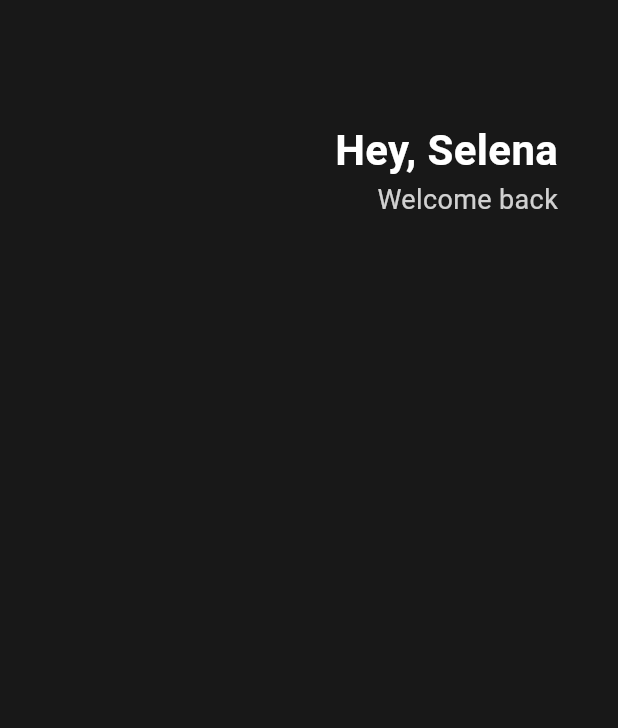
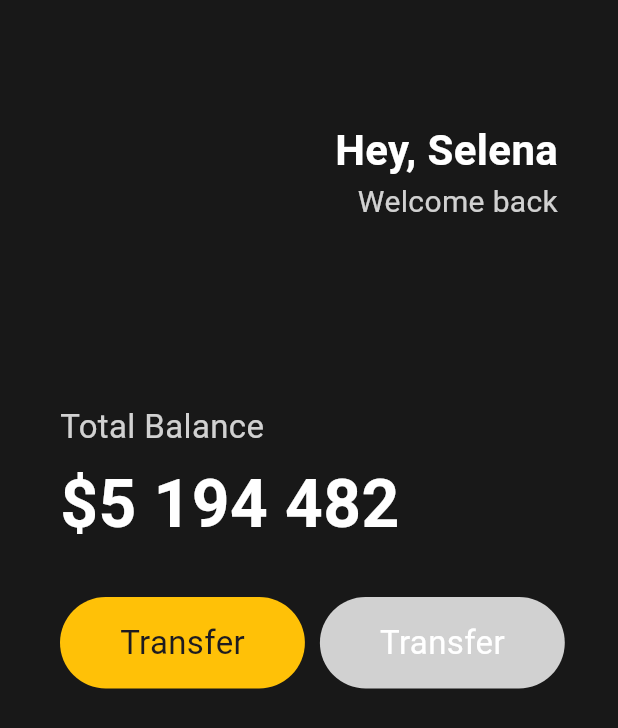
Before and after one commit to ANchangwan/Flutter-toonflix, a Flutter app: the screen it shows after launch, on a phone screen of 412 x 824 dp. Shown: the top 728 px of the screen. Run offline on Flutter 3.47's test engine with Material 3 defaults, Android fonts, the phone set to English and light mode, and no system bars.

Commit message:
Container and decoration box

```diff
--- a/lib/main.dart
+++ b/lib/main.dart
@@ -9,12 +9,13 @@ class App extends StatelessWidget {
   Widget build(BuildContext context) {
     return MaterialApp(
         home: Scaffold(
-      backgroundColor: Color(0xFF181818),
+      backgroundColor: const Color(0xFF181818),
       body: Padding(
-          padding: EdgeInsets.symmetric(horizontal: 40),
+          padding: const EdgeInsets.symmetric(horizontal: 40),
           child: Column(
+            crossAxisAlignment: CrossAxisAlignment.start,
             children: [
-              SizedBox(
+              const SizedBox(
                 height: 80,
               ),
               Row(
@@ -23,7 +24,7 @@ class App extends StatelessWidget {
                   Column(
                     crossAxisAlignment: CrossAxisAlignment.end,
                     children: [
-                      Text(
+                      const Text(
                         "Hey, Selena",
                         style: TextStyle(
                             color: Colors.white,
@@ -33,10 +34,70 @@ class App extends StatelessWidget {
                       Text(
                         "Welcome back",
                         style: TextStyle(
-                            color: Colors.white.withOpacity(0.8), fontSize: 18),
+                          color: Colors.white.withOpacity(0.8),
+                          fontSize: 20,
+                        ),
                       ),
                     ],
                   )
+                ],
+              ),
+              const SizedBox(
+                height: 120,
+              ),
+              Text(
+                "Total Balance",
+                style: TextStyle(
+                  fontSize: 22,
+                  color: Colors.white.withOpacity(0.8),
+                ),
+              ),
+              const SizedBox(
+                height: 5,
+              ),
+              const Text(
+                "\$5 194 482",
+                style: TextStyle(
+                  fontSize: 44,
+                  fontWeight: FontWeight.bold,
+                  color: Colors.white,
+                ),
+              ),
+              const SizedBox(
+                height: 30,
+              ),
+              Row(
+                children: [
+                  Container(
+                    margin: const EdgeInsets.fromLTRB(0, 0, 10, 0),
+                    decoration: BoxDecoration(
+                      color: Colors.amber,
+                      borderRadius: BorderRadius.circular(45),
+                    ),
+                    child: const Padding(
+                      padding:
+                          EdgeInsets.symmetric(vertical: 15, horizontal: 40),
+                      child: Text(
+                        'Transfer',
+                        style: TextStyle(
+                          fontSize: 22,
+                        ),
+                      ),
+                    ),
+                  ),
+                  Container(
+                    decoration: BoxDecoration(
+                        color: Color.fromRGBO(255, 255, 255, 0.8),
+                        borderRadius: BorderRadius.circular(45)),
+                    child: const Padding(
+                        padding:
+                            EdgeInsets.symmetric(vertical: 15, horizontal: 40),
+                        child: Text('Transfer',
+                            style: TextStyle(
+                              color: Colors.white,
+                              fontSize: 22,
+                            ))),
+                  ),
                 ],
               )
             ],
```
